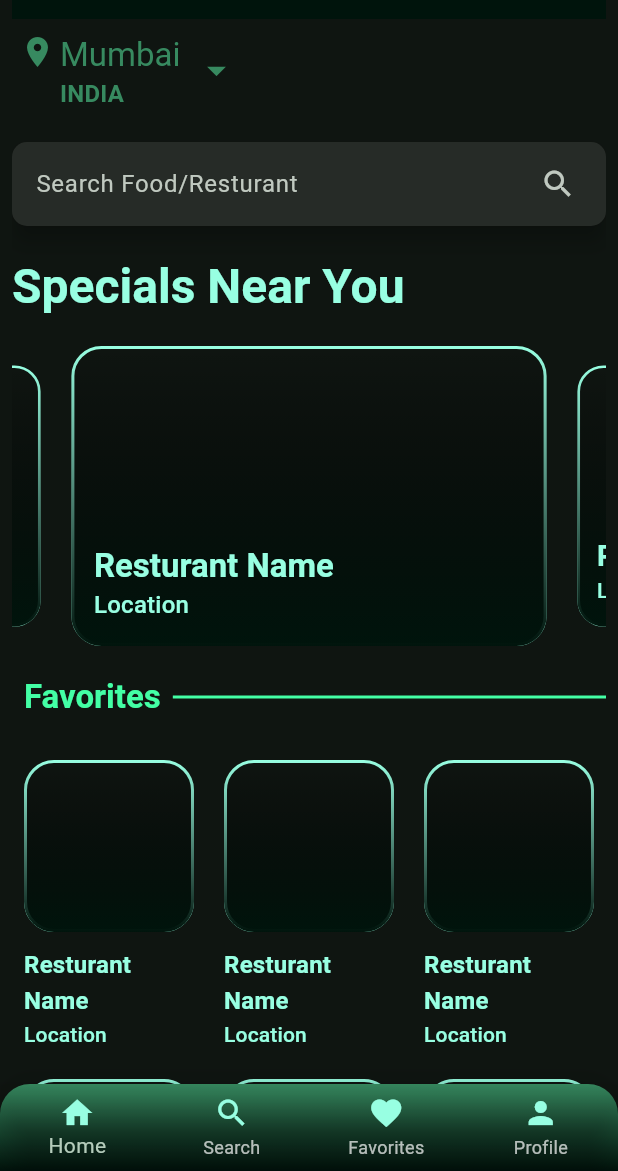
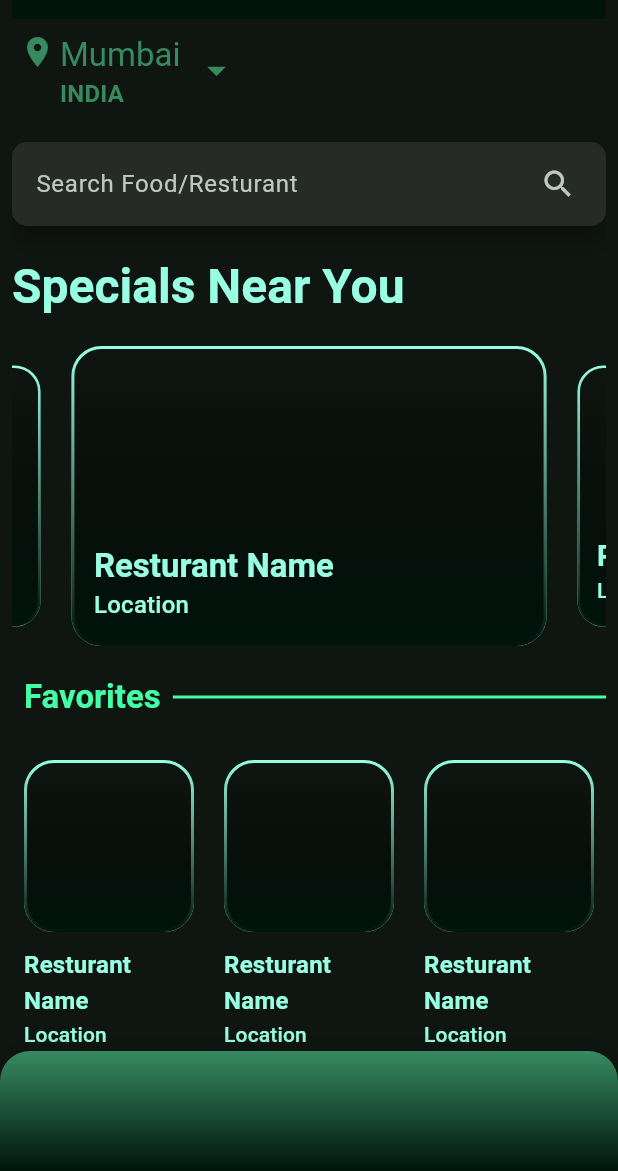
Before and after one commit to darkard2003/halal_food_search, a Flutter app: the screen it shows after launch, on a phone screen of 412 x 824 dp, the part 65-1236 px from its top. Run offline on Flutter 3.47's test engine with Material 3 defaults, Android fonts, the phone set to English and light mode, and no system bars; drawn by our look-alikes of carousel_slider.

Commit message:
Refactor bottom navigation bar in search screen

```diff
--- a/lib/screens/search_screen/scarch_screen.dart
+++ b/lib/screens/search_screen/scarch_screen.dart
@@ -165,31 +165,8 @@ class _SearchScreenState extends State<SearchScreen> {
             ),
           ],
         ),
-        child: BottomNavigationBar(
-          useLegacyColorScheme: false,
-          currentIndex: 0,
-          unselectedIconTheme: const IconThemeData(color: AppColors.cyan),
-          selectedIconTheme: const IconThemeData(color: AppColors.cyan),
-          type: BottomNavigationBarType.fixed,
-          backgroundColor: Colors.transparent,
-          items: const [
-            BottomNavigationBarItem(
-              icon: Icon(Icons.home),
-              label: 'Home',
-            ),
-            BottomNavigationBarItem(
-              icon: Icon(Icons.search),
-              label: 'Search',
-            ),
-            BottomNavigationBarItem(
-              icon: Icon(Icons.favorite),
-              label: 'Favorites',
-            ),
-            BottomNavigationBarItem(
-              icon: Icon(Icons.person),
-              label: 'Profile',
-            ),
-          ],
+        child: const BottomAppBar(
+          color: Colors.transparent,
         ),
       ),
     );
```
